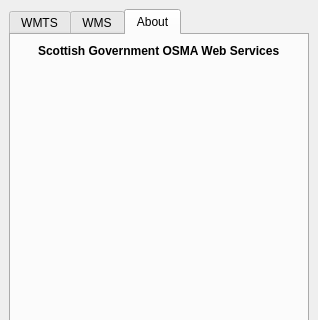
thinkWhere/theMapCloud-QGIS-Plugin, file TheMapCloudWebServices/ui/themapcloud_web_services_dock.ui: the form before one commit; both pictures show x 0 to 318 and y 0 to 320 of the 318 by 653 pixel window.
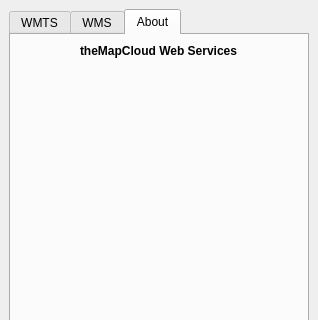
The form after the commit. The open tabs and pages were chosen to show the change. Icons and pictures are not drawn.

Diff of the .ui file:
```diff
--- a/TheMapCloudWebServices/ui/themapcloud_web_services_dock.ui
+++ b/TheMapCloudWebServices/ui/themapcloud_web_services_dock.ui
@@ -323,7 +323,7 @@
            </font>
           </property>
           <property name="text">
-           <string>Scottish Government OSMA Web Services</string>
+           <string>theMapCloud Web Services</string>
           </property>
          </widget>
         </item>
```
Left out of the diff: 2 changed lines with no effect on the pictures.
